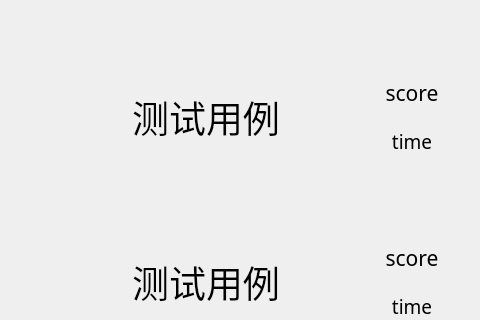
Above: rankingsscene.ui from GoldenSeS/Tetris_Golden before the change; both pictures show x 159 to 639 and y 294 to 614 of the 800 by 1000 pixel window. Below: the same form after it.
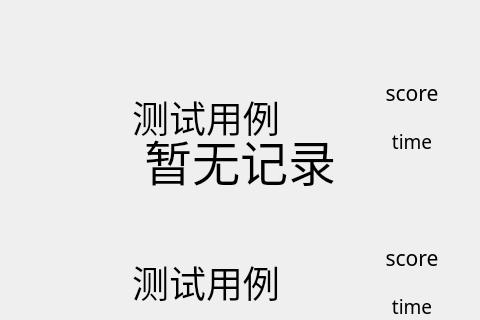
That is the form after the change.

Patch:
```diff
--- a/rankingsscene.ui
+++ b/rankingsscene.ui
@@ -604,6 +604,40 @@
     <set>Qt::AlignCenter</set>
    </property>
   </widget>
+  <widget class="QLabel" name="noRecordLabel">
+   <property name="geometry">
+    <rect>
+     <x>249</x>
+     <y>400</y>
+     <width>300</width>
+     <height>108</height>
+    </rect>
+   </property>
+   <property name="sizePolicy">
+    <sizepolicy hsizetype="Fixed" vsizetype="Preferred">
+     <horstretch>0</horstretch>
+     <verstretch>0</verstretch>
+    </sizepolicy>
+   </property>
+   <property name="minimumSize">
+    <size>
+     <width>300</width>
+     <height>0</height>
+    </size>
+   </property>
+   <property name="font">
+    <font>
+     <family>等线</family>
+     <pointsize>36</pointsize>
+    </font>
+   </property>
+   <property name="text">
+    <string>暂无记录</string>
+   </property>
+   <property name="alignment">
+    <set>Qt::AlignCenter</set>
+   </property>
+  </widget>
  </widget>
  <resources/>
  <connections/>
```
